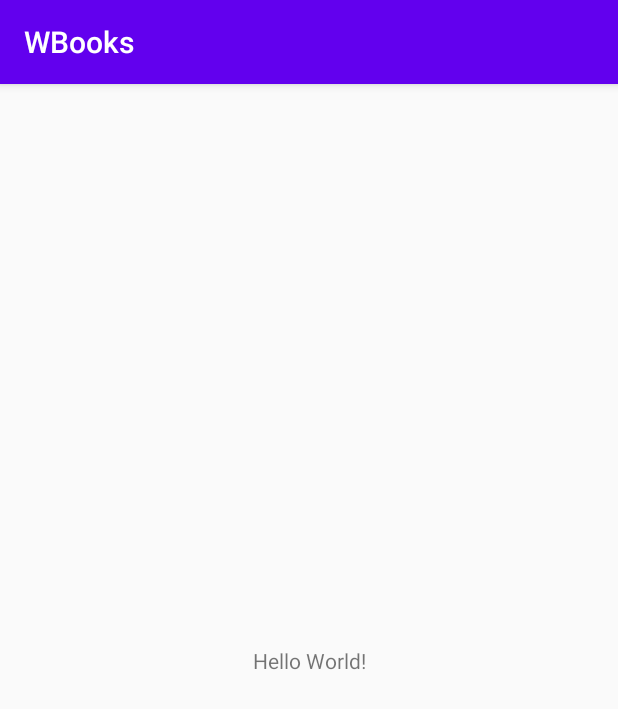
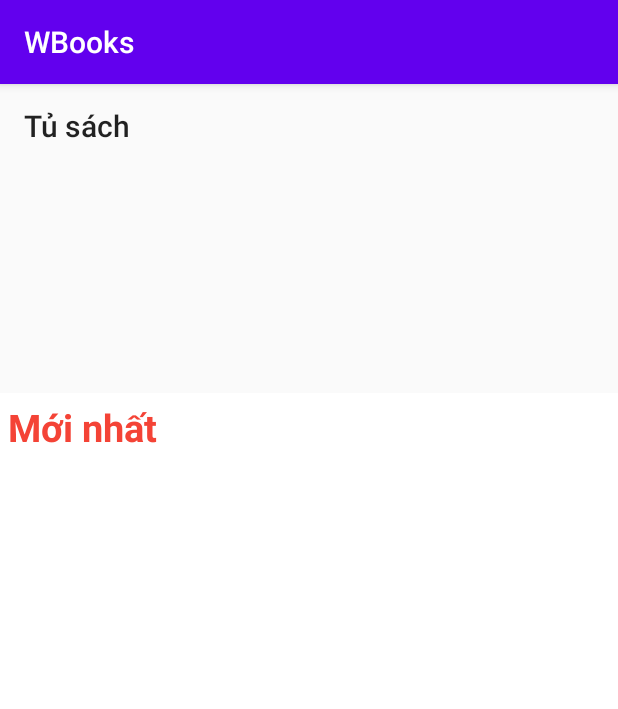
Before and after one commit to ngothanhphat/WBooks, an Android app: the MainActivity screen opened directly, with no data from a screen before it, on a phone screen of 412 x 824 dp. Shown: the top 709 px of the screen. Run offline under Robolectric (Android 15) with nearby library versions, the phone set to English and light mode, and no system bars.

Commit message:
Update
Update

```diff
--- a/app/build.gradle
+++ b/app/build.gradle
@@ -30,9 +30,13 @@ android {
 
 dependencies {
 
-    implementation 'com.android.support:appcompat-v7:28.0.0'
-    implementation 'com.android.support.constraint:constraint-layout:2.0.4'
+    implementation 'androidx.appcompat:appcompat:1.2.0'
+    implementation 'com.google.android.material:material:1.3.0'
+    implementation 'androidx.constraintlayout:constraintlayout:2.0.4'
+
+    implementation 'com.squareup.picasso:picasso:2.71828'
+
     testImplementation 'junit:junit:4.+'
-    androidTestImplementation 'com.android.support.test:runner:1.0.2'
-    androidTestImplementation 'com.android.support.test.espresso:espresso-core:3.0.2'
+    androidTestImplementation 'androidx.test.ext:junit:1.1.2'
+    androidTestImplementation 'androidx.test.espresso:espresso-core:3.3.0'
 }
--- a/app/src/main/java/com/lap_trinh_android/wbooks/Login.java
+++ b/app/src/main/java/com/lap_trinh_android/wbooks/Login.java
@@ -2,11 +2,13 @@ package com.lap_trinh_android.wbooks;
 
 import android.content.Intent;
 import android.database.Cursor;
-import android.support.v7.app.AppCompatActivity;
+//import android.support.v7.app.AppCompatActivity;
 import android.os.Bundle;
 import android.view.View;
 import android.widget.Button;
 import android.widget.EditText;
+
+import androidx.appcompat.app.AppCompatActivity;
 
 import com.lap_trinh_android.wbooks.database.DatabaseReadBook;
 
@@ -62,7 +64,7 @@ public class Login extends AppCompatActivity {
                         String name_account = cursor.getString(1);
 
 //                        Chuyển qua view MainActivity
-                        Intent intent= new Intent(Login.this, MainActivity.class);
+                        Intent intent = new Intent(Login.this, MainActivity.class);
 
 //                        Gửi dữ liệu qua Activity là MainActivity
                         intent.putExtra("authorize", authorize);
--- a/app/src/main/java/com/lap_trinh_android/wbooks/MainActivity.java
+++ b/app/src/main/java/com/lap_trinh_android/wbooks/MainActivity.java
@@ -1,7 +1,7 @@
 package com.lap_trinh_android.wbooks;
 
-import android.support.v7.app.AppCompatActivity;
 import android.os.Bundle;
+import androidx.appcompat.app.AppCompatActivity;
 
 public class MainActivity extends AppCompatActivity {
 
--- a/app/src/main/java/com/lap_trinh_android/wbooks/Register.java
+++ b/app/src/main/java/com/lap_trinh_android/wbooks/Register.java
@@ -1,12 +1,14 @@
 package com.lap_trinh_android.wbooks;
 
-import android.support.v7.app.AppCompatActivity;
+//import android.support.v7.app.AppCompatActivity;
 import android.os.Bundle;
 import android.util.Log;
 import android.view.View;
 import android.widget.Button;
 import android.widget.EditText;
 import android.widget.Toast;
+
+import androidx.appcompat.app.AppCompatActivity;
 
 import com.lap_trinh_android.wbooks.database.DatabaseReadBook;
 import com.lap_trinh_android.wbooks.model.Account;
--- a/app/src/main/java/com/lap_trinh_android/wbooks/database/DatabaseReadBook.java
+++ b/app/src/main/java/com/lap_trinh_android/wbooks/database/DatabaseReadBook.java
@@ -5,8 +5,8 @@ import android.content.Context;
 import android.database.Cursor;
 import android.database.sqlite.SQLiteDatabase;
 import android.database.sqlite.SQLiteOpenHelper;
-import android.support.annotation.Nullable;
 import android.util.Log;
+import androidx.annotation.Nullable;
 
 import com.lap_trinh_android.wbooks.model.Account;
 
--- a/app/src/main/res/layout/activity_login.xml
+++ b/app/src/main/res/layout/activity_login.xml
@@ -24,6 +24,7 @@
         android:layout_width="250dp"
         android:layout_height="wrap_content"></EditText>
     <EditText
+        android:inputType="textPassword"
         android:drawableRight="@drawable/ic_password"
         android:id="@+id/log_password"
         android:layout_marginTop="20dp"
--- a/app/src/main/res/layout/activity_main.xml
+++ b/app/src/main/res/layout/activity_main.xml
@@ -1,18 +1,70 @@
 <?xml version="1.0" encoding="utf-8"?>
-<android.support.constraint.ConstraintLayout xmlns:android="http://schemas.android.com/apk/res/android"
+<LinearLayout xmlns:android="http://schemas.android.com/apk/res/android"
     xmlns:app="http://schemas.android.com/apk/res-auto"
     xmlns:tools="http://schemas.android.com/tools"
     android:layout_width="match_parent"
     android:layout_height="match_parent"
     tools:context=".MainActivity">
 
-    <TextView
-        android:layout_width="wrap_content"
-        android:layout_height="wrap_content"
-        android:text="Hello World!"
-        app:layout_constraintBottom_toBottomOf="parent"
-        app:layout_constraintLeft_toLeftOf="parent"
-        app:layout_constraintRight_toRightOf="parent"
-        app:layout_constraintTop_toTopOf="parent" />
+    <androidx.drawerlayout.widget.DrawerLayout
+        android:id="@+id/drawer_layout"
+        android:layout_width="match_parent"
+        android:layout_height="match_parent">
 
-</android.support.constraint.ConstraintLayout>
+        <LinearLayout
+            android:orientation="vertical"
+            android:layout_width="match_parent"
+            android:layout_height="match_parent">
+
+            <androidx.appcompat.widget.Toolbar
+                android:id="@+id/tool_bar_main"
+                app:title="Tủ sách"
+                android:layout_width="match_parent"
+                android:layout_height="?attr/actionBarSize"></androidx.appcompat.widget.Toolbar>
+
+            <ViewFlipper
+                android:id="@+id/view_flipper"
+                android:layout_width="match_parent"
+                android:layout_height="150dp"></ViewFlipper>
+
+            <LinearLayout
+                android:background="#fff"
+                android:orientation="vertical"
+                android:layout_width="match_parent"
+                android:layout_height="match_parent">
+
+                <TextView
+                    android:textColor="#F44336"
+                    android:textStyle="bold"
+                    android:textSize="25sp"
+                    android:layout_margin="5dp"
+                    android:text="Mới nhất"
+                    android:layout_width="match_parent"
+                    android:layout_height="wrap_content"></TextView>
+
+                <ListView
+                    android:id="@+id/list_view"
+                    android:layout_width="match_parent"
+                    android:layout_height="wrap_content"></ListView>
+            </LinearLayout>
+        </LinearLayout>
+
+        <com.google.android.material.navigation.NavigationView
+            android:id="@+id/navigation_view"
+            android:layout_gravity="start"
+            android:layout_width="match_parent"
+            android:layout_height="match_parent">
+
+            <ListView
+                android:id="@+id/list_view_information"
+                android:layout_width="match_parent"
+                android:layout_height="150dp"></ListView>
+
+            <ListView
+                android:id="@+id/list_view_main"
+                android:layout_marginTop="150dp"
+                android:layout_width="match_parent"
+                android:layout_height="wrap_content"></ListView>
+        </com.google.android.material.navigation.NavigationView>
+    </androidx.drawerlayout.widget.DrawerLayout>
+</LinearLayout>
--- a/app/src/main/res/layout/activity_register.xml
+++ b/app/src/main/res/layout/activity_register.xml
@@ -25,6 +25,7 @@
         android:layout_width="250dp"
         android:layout_height="wrap_content"></EditText>
     <EditText
+        android:inputType="textPassword"
         android:drawableRight="@drawable/ic_password"
         android:id="@+id/re_password"
         android:layout_marginTop="20dp"
--- a/gradle.properties
+++ b/gradle.properties
@@ -11,3 +11,5 @@ org.gradle.jvmargs=-Xmx2048m -Dfile.encoding=UTF-8
 # This option should only be used with decoupled projects. More details, visit
 # http://www.gradle.org/docs/current/userguide/multi_project_builds.html#sec:decoupled_projects
 # org.gradle.parallel=true
+android.useAndroidX=true
+android.enableJetifier=true
```
